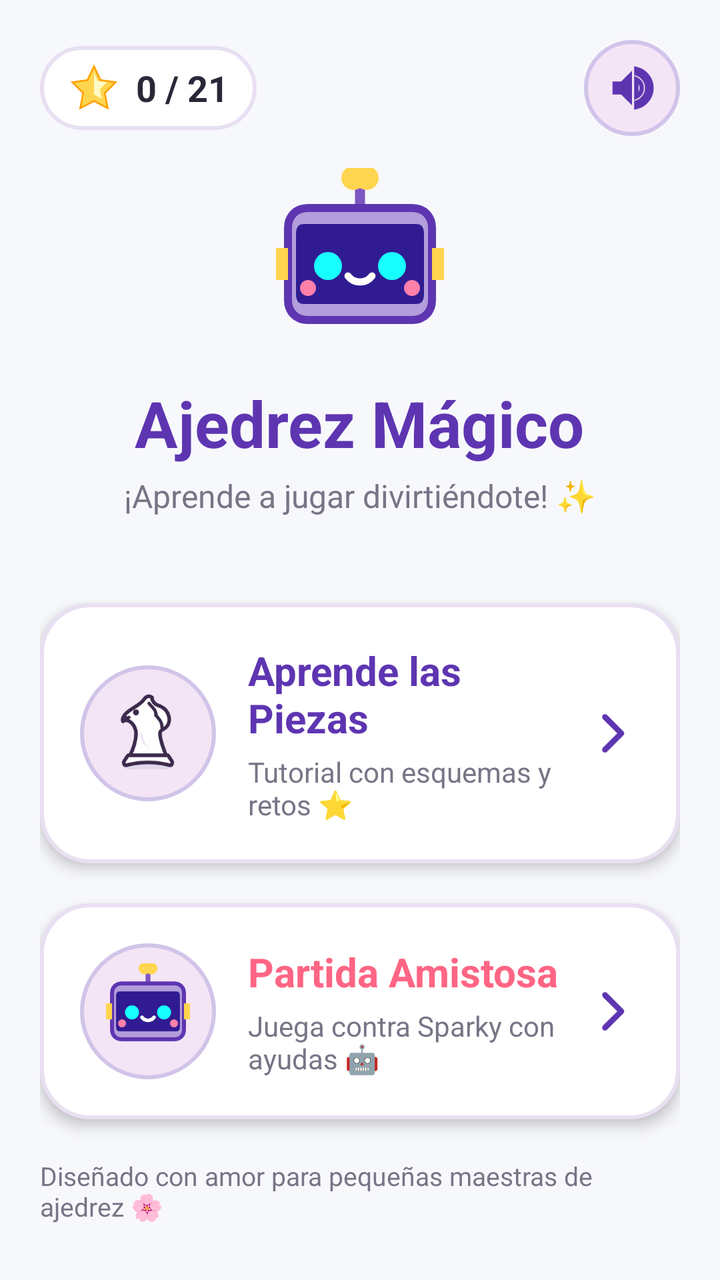
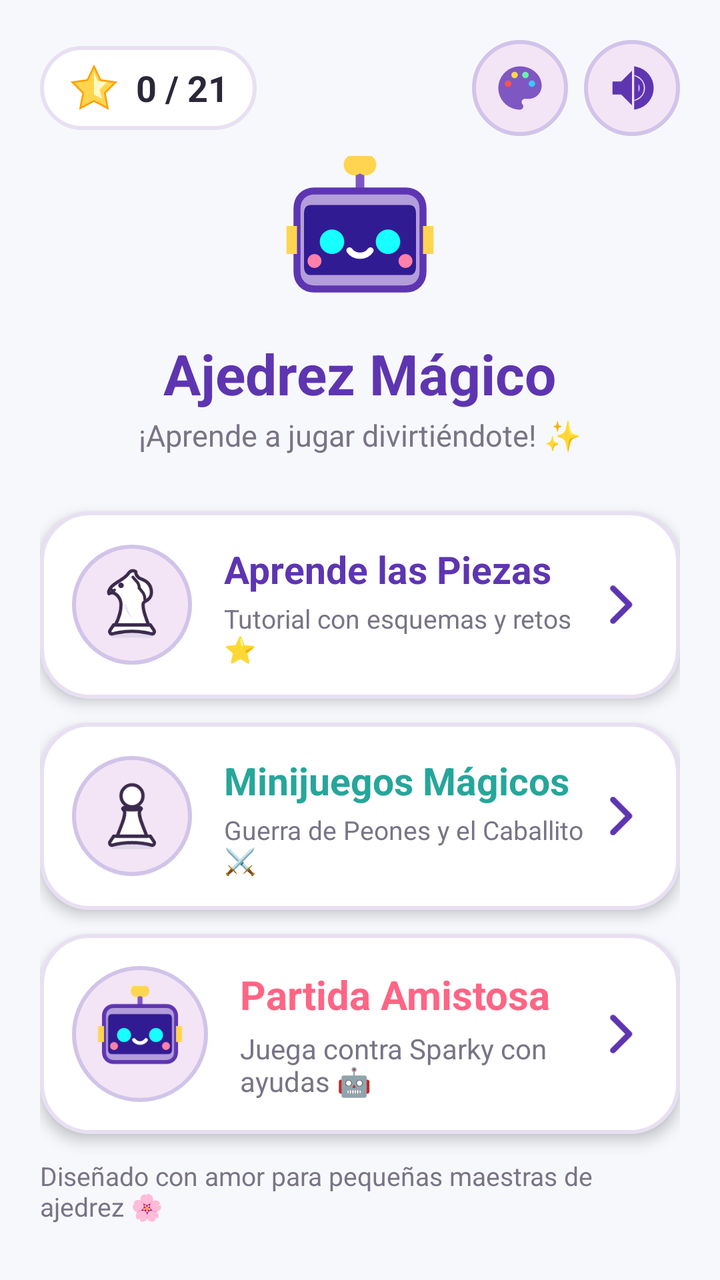

Screens rendered from an Android XML layout before and after an edit, with the pre-edit source and the edit as a unified diff.
<!-- AndroidManifest.xml: application theme Theme.AjedrezInfantil -->
<!-- res/layout/layout_main_menu.xml -->
<?xml version="1.0" encoding="utf-8"?>
<LinearLayout xmlns:android="http://schemas.android.com/apk/res/android"
    android:layout_width="match_parent"
    android:layout_height="match_parent"
    android:orientation="vertical"
    android:background="@color/bg_light"
    android:gravity="center_horizontal"
    android:padding="20dp">

    
    <LinearLayout
        android:layout_width="match_parent"
        android:layout_height="wrap_content"
        android:orientation="horizontal"
        android:gravity="center_vertical">

        
        <LinearLayout
            android:layout_width="wrap_content"
            android:layout_height="wrap_content"
            android:orientation="horizontal"
            android:gravity="center_vertical"
            android:background="@drawable/bg_card_rounded"
            android:paddingHorizontal="14dp"
            android:paddingVertical="8dp">

            <ImageView
                android:layout_width="26dp"
                android:layout_height="26dp"
                android:src="@drawable/ic_star_gold"
                android:contentDescription="Estrellas" />

            <TextView
                android:id="@+id/tvTotalStars"
                android:layout_width="wrap_content"
                android:layout_height="wrap_content"
                android:layout_marginStart="8dp"
                android:text="0 / 21"
                android:textColor="@color/text_dark"
                android:textSize="18sp"
                android:textStyle="bold" />
        </LinearLayout>

        <View
            android:layout_width="0dp"
            android:layout_height="1dp"
            android:layout_weight="1" />

        
        <ImageView
            android:id="@+id/btnSoundToggle"
            android:layout_width="48dp"
            android:layout_height="48dp"
            android:background="@drawable/bg_button_circle"
            android:src="@drawable/ic_sound_on"
            android:padding="11dp"
            android:contentDescription="Sonido" />
    </LinearLayout>

    
    <LinearLayout
        android:layout_width="match_parent"
        android:layout_height="wrap_content"
        android:orientation="vertical"
        android:gravity="center"
        android:layout_marginTop="16dp"
        android:layout_marginBottom="24dp">

        <ImageView
            android:layout_width="96dp"
            android:layout_height="96dp"
            android:src="@drawable/ic_robot_sparky"
            android:contentDescription="Sparky" />

        <TextView
            android:layout_width="wrap_content"
            android:layout_height="wrap_content"
            android:text="Ajedrez Mágico"
            android:textColor="@color/primary_dark"
            android:textSize="32sp"
            android:textStyle="bold"
            android:layout_marginTop="10dp" />

        <TextView
            android:layout_width="wrap_content"
            android:layout_height="wrap_content"
            android:text="¡Aprende a jugar divirtiéndote! ✨"
            android:textColor="@color/text_muted"
            android:textSize="16sp"
            android:layout_marginTop="4dp" />
    </LinearLayout>

    
    <LinearLayout
        android:layout_width="match_parent"
        android:layout_height="0dp"
        android:layout_weight="1"
        android:orientation="vertical"
        android:gravity="center">

        
        <LinearLayout
            android:id="@+id/btnMenuTutorial"
            android:layout_width="match_parent"
            android:layout_height="wrap_content"
            android:orientation="horizontal"
            android:background="@drawable/bg_card_rounded"
            android:padding="20dp"
            android:gravity="center_vertical"
            android:elevation="4dp"
            android:clickable="true"
            android:focusable="true">

            
            <FrameLayout
                android:layout_width="68dp"
                android:layout_height="68dp"
                android:background="@drawable/bg_button_circle">
                <ImageView
                    android:layout_width="48dp"
                    android:layout_height="48dp"
                    android:layout_gravity="center"
                    android:src="@drawable/piece_knight_white"
                    android:contentDescription="Aprender" />
            </FrameLayout>

            <LinearLayout
                android:layout_width="0dp"
                android:layout_height="wrap_content"
                android:layout_weight="1"
                android:orientation="vertical"
                android:layout_marginStart="16dp">

                <TextView
                    android:layout_width="wrap_content"
                    android:layout_height="wrap_content"
                    android:text="Aprende las Piezas"
                    android:textColor="@color/primary_dark"
                    android:textSize="20sp"
                    android:textStyle="bold" />

                <TextView
                    android:layout_width="wrap_content"
                    android:layout_height="wrap_content"
                    android:text="Tutorial con esquemas y retos ⭐"
                    android:textColor="@color/text_muted"
                    android:textSize="14sp"
                    android:layout_marginTop="4dp" />
            </LinearLayout>

            <ImageView
                android:layout_width="28dp"
                android:layout_height="28dp"
                android:src="@drawable/ic_arrow_forward"
                android:contentDescription="Ir" />
        </LinearLayout>

        
        <LinearLayout
            android:id="@+id/btnMenuPlay"
            android:layout_width="match_parent"
            android:layout_height="wrap_content"
            android:orientation="horizontal"
            android:background="@drawable/bg_card_rounded"
            android:padding="20dp"
            android:gravity="center_vertical"
            android:elevation="4dp"
            android:layout_marginTop="20dp"
            android:clickable="true"
            android:focusable="true">

            
            <FrameLayout
                android:layout_width="68dp"
                android:layout_height="68dp"
                android:background="@drawable/bg_button_circle">
                <ImageView
                    android:layout_width="48dp"
                    android:layout_height="48dp"
                    android:layout_gravity="center"
                    android:src="@drawable/ic_robot_sparky"
                    android:contentDescription="Jugar" />
            </FrameLayout>

            <LinearLayout
                android:layout_width="0dp"
                android:layout_height="wrap_content"
                android:layout_weight="1"
                android:orientation="vertical"
                android:layout_marginStart="16dp">

                <TextView
                    android:layout_width="wrap_content"
                    android:layout_height="wrap_content"
                    android:text="Partida Amistosa"
                    android:textColor="@color/accent_pink"
                    android:textSize="20sp"
                    android:textStyle="bold" />

                <TextView
                    android:layout_width="wrap_content"
                    android:layout_height="wrap_content"
                    android:text="Juega contra Sparky con ayudas 🤖"
                    android:textColor="@color/text_muted"
                    android:textSize="14sp"
                    android:layout_marginTop="4dp" />
            </LinearLayout>

            <ImageView
                android:layout_width="28dp"
                android:layout_height="28dp"
                android:src="@drawable/ic_arrow_forward"
                android:contentDescription="Ir" />
        </LinearLayout>

    </LinearLayout>

    
    <TextView
        android:layout_width="wrap_content"
        android:layout_height="wrap_content"
        android:text="Diseñado con amor para pequeñas maestras de ajedrez 🌸"
        android:textColor="@color/text_muted"
        android:textSize="13sp"
        android:layout_marginBottom="8dp" />

</LinearLayout>
<!-- resources referenced by this layout -->
<resources>
  <color name="accent_pink">#FF6584</color>
  <color name="bg_light">#F7F8FC</color>
  <color name="primary_dark">#5E35B1</color>
  <color name="text_dark">#2C2738</color>
  <color name="text_muted">#797486</color>
  <!-- drawable bg_button_circle (drawable) -->
  <?xml version="1.0" encoding="utf-8"?>
  <ripple xmlns:android="http://schemas.android.com/apk/res/android"
      android:color="#307E57C2">
      <item>
          <shape android:shape="oval">
              <solid android:color="#F3E5F5" />
              <stroke android:width="2dp" android:color="#D1C4E9" />
          </shape>
      </item>
  </ripple>
  <!-- drawable bg_card_rounded (drawable) -->
  <?xml version="1.0" encoding="utf-8"?>
  <shape xmlns:android="http://schemas.android.com/apk/res/android"
      android:shape="rectangle">
      <corners android:radius="24dp" />
      <solid android:color="#FFFFFF" />
      <stroke android:width="2dp" android:color="#E8E0F2" />
  </shape>
  <!-- drawable ic_arrow_forward (drawable) -->
  <vector xmlns:android="http://schemas.android.com/apk/res/android"
      android:width="28dp"
      android:height="28dp"
      android:viewportWidth="24"
      android:viewportHeight="24">
    <path
        android:fillColor="#00000000"
        android:strokeColor="#5E35B1"
        android:strokeWidth="2.5"
        android:strokeLineCap="round"
        android:strokeLineJoin="round"
        android:pathData="M9,5 L16,12 L9,19" />
  </vector>
  <!-- drawable ic_sound_on (drawable) -->
  <vector xmlns:android="http://schemas.android.com/apk/res/android"
      android:width="28dp"
      android:height="28dp"
      android:viewportWidth="24"
      android:viewportHeight="24">
    <path
        android:fillColor="#5E35B1"
        android:pathData="M3,9 L3,15 L7,15 L12,20 L12,4 L7,9 Z" />
    <path
        android:fillColor="#00000000"
        android:strokeColor="#5E35B1"
        android:strokeWidth="2"
        android:strokeLineCap="round"
        android:pathData="M16.5,12 C16.5,10.23 15.48,8.71 14,7.97 L14,16.02 C15.48,15.29 16.5,13.77 16.5,12 Z" />
    <path
        android:fillColor="#00000000"
        android:strokeColor="#5E35B1"
        android:strokeWidth="2"
        android:strokeLineCap="round"
        android:pathData="M14,3.23 L14,5.29 C16.89,6.15 19,8.83 19,12 C19,15.17 16.89,17.85 14,18.71 L14,20.77 C18.01,19.86 21,16.28 21,12 C21,7.72 18.01,4.14 14,3.23 Z" />
  </vector>
  <!-- drawable ic_star_gold (drawable) -->
  <vector xmlns:android="http://schemas.android.com/apk/res/android"
      android:width="36dp"
      android:height="36dp"
      android:viewportWidth="36"
      android:viewportHeight="36">
    
    <path
        android:fillColor="#FFD54F"
        android:strokeColor="#FFA000"
        android:strokeWidth="1.2"
        android:pathData="M18,3 L22.5,12.5 L33,14 L25.5,21.5 L27.5,32 L18,27 L8.5,32 L10.5,21.5 L3,14 L13.5,12.5 Z" />
    <path
        android:fillColor="#FFF9C4"
        android:pathData="M18,7 L20.5,13 L27,14 L22,19 L23.5,25.5 L18,22.5 Z" />
  </vector>
  <style name="Theme.AjedrezInfantil" parent="Theme.Material3.DayNight.NoActionBar">
          <item name="colorPrimary">@color/primary</item>
          <item name="colorPrimaryVariant">@color/primary_dark</item>
          <item name="colorSecondary">@color/accent_pink</item>
          <item name="android:statusBarColor">@color/primary</item>
          <item name="android:navigationBarColor">@color/bg_light</item>
          <item name="android:windowLightNavigationBar" tools:targetApi="o_mr1">true</item>
      </style>
  <color name="primary">#7E57C2</color>
</resources>

<!-- the commit's change to res/layout/layout_main_menu.xml (unified diff, before → after) -->
@@ -45,6 +45,17 @@
             android:layout_width="0dp"
             android:layout_height="1dp"
             android:layout_weight="1" />
+
+        
+        <ImageView
+            android:id="@+id/btnThemeToggle"
+            android:layout_width="48dp"
+            android:layout_height="48dp"
+            android:background="@drawable/bg_button_circle"
+            android:src="@drawable/ic_theme_palette"
+            android:padding="11dp"
+            android:layout_marginEnd="8dp"
+            android:contentDescription="Temas" />
 
         
         <ImageView
@@ -63,12 +74,12 @@
         android:layout_height="wrap_content"
         android:orientation="vertical"
         android:gravity="center"
-        android:layout_marginTop="16dp"
-        android:layout_marginBottom="24dp">
+        android:layout_marginTop="10dp"
+        android:layout_marginBottom="16dp">
 
         <ImageView
-            android:layout_width="96dp"
-            android:layout_height="96dp"
+            android:layout_width="84dp"
+            android:layout_height="84dp"
             android:src="@drawable/ic_robot_sparky"
             android:contentDescription="Sparky" />
 
@@ -77,17 +88,17 @@
             android:layout_height="wrap_content"
             android:text="Ajedrez Mágico"
             android:textColor="@color/primary_dark"
-            android:textSize="32sp"
+            android:textSize="28sp"
             android:textStyle="bold"
-            android:layout_marginTop="10dp" />
+            android:layout_marginTop="6dp" />
 
         <TextView
             android:layout_width="wrap_content"
             android:layout_height="wrap_content"
             android:text="¡Aprende a jugar divirtiéndote! ✨"
             android:textColor="@color/text_muted"
-            android:textSize="16sp"
-            android:layout_marginTop="4dp" />
+            android:textSize="15sp"
+            android:layout_marginTop="2dp" />
     </LinearLayout>
 
     
@@ -105,7 +116,7 @@
             android:layout_height="wrap_content"
             android:orientation="horizontal"
             android:background="@drawable/bg_card_rounded"
-            android:padding="20dp"
+            android:padding="16dp"
             android:gravity="center_vertical"
             android:elevation="4dp"
             android:clickable="true"
@@ -113,12 +124,12 @@
 
             
             <FrameLayout
-                android:layout_width="68dp"
-                android:layout_height="68dp"
+                android:layout_width="60dp"
+                android:layout_height="60dp"
                 android:background="@drawable/bg_button_circle">
                 <ImageView
-                    android:layout_width="48dp"
-                    android:layout_height="48dp"
+                    android:layout_width="44dp"
+                    android:layout_height="44dp"
                     android:layout_gravity="center"
                     android:src="@drawable/piece_knight_white"
                     android:contentDescription="Aprender" />
@@ -136,7 +147,7 @@
                     android:layout_height="wrap_content"
                     android:text="Aprende las Piezas"
                     android:textColor="@color/primary_dark"
-                    android:textSize="20sp"
+                    android:textSize="19sp"
                     android:textStyle="bold" />
 
                 <TextView
@@ -144,8 +155,8 @@
                     android:layout_height="wrap_content"
                     android:text="Tutorial con esquemas y retos ⭐"
                     android:textColor="@color/text_muted"
-                    android:textSize="14sp"
-                    android:layout_marginTop="4dp" />
+                    android:textSize="13sp"
+                    android:layout_marginTop="3dp" />
             </LinearLayout>
 
             <ImageView
@@ -157,15 +168,72 @@
 
         
         <LinearLayout
+            android:id="@+id/btnMenuMinigames"
+            android:layout_width="match_parent"
+            android:layout_height="wrap_content"
+            android:orientation="horizontal"
+            android:background="@drawable/bg_card_rounded"
+            android:padding="16dp"
+            android:gravity="center_vertical"
+            android:elevation="4dp"
+            android:layout_marginTop="12dp"
+            android:clickable="true"
+            android:focusable="true">
+
+            <FrameLayout
+                android:layout_width="60dp"
+                android:layout_height="60dp"
+                android:background="@drawable/bg_button_circle">
+                <ImageView
+                    android:layout_width="44dp"
+                    android:layout_height="44dp"
+                    android:layout_gravity="center"
+                    android:src="@drawable/piece_pawn_white"
+                    android:contentDescription="Minijuegos" />
+            </FrameLayout>
+
+            <LinearLayout
+                android:layout_width="0dp"
+                android:layout_height="wrap_content"
+                android:layout_weight="1"
+                android:orientation="vertical"
+                android:layout_marginStart="16dp">
+
+                <TextView
+                    android:layout_width="wrap_content"
+                    android:layout_height="wrap_content"
+                    android:text="Minijuegos Mágicos"
+                    android:textColor="@color/accent_mint"
+                    android:textSize="19sp"
+                    android:textStyle="bold" />
+
+                <TextView
+                    android:layout_width="wrap_content"
+                    android:layout_height="wrap_content"
+                    android:text="Guerra de Peones y el Caballito ⚔️"
+                    android:textColor="@color/text_muted"
+                    android:textSize="13sp"
+                    android:layout_marginTop="3dp" />
+            </LinearLayout>
+
+            <ImageView
+                android:layout_width="28dp"
+                android:layout_height="28dp"
+                android:src="@drawable/ic_arrow_forward"
+                android:contentDescription="Ir" />
+        </LinearLayout>
+
+        
+        <LinearLayout
             android:id="@+id/btnMenuPlay"
             android:layout_width="match_parent"
             android:layout_height="wrap_content"
             android:orientation="horizontal"
             android:background="@drawable/bg_card_rounded"
-            android:padding="20dp"
+            android:padding="16dp"
             android:gravity="center_vertical"
             android:elevation="4dp"
-            android:layout_marginTop="20dp"
+            android:layout_marginTop="12dp"
             android:clickable="true"
             android:focusable="true">
 
<!-- resource entries referenced after the edit -->
@@ -1,5 +1,6 @@
 <!-- resources referenced by this layout -->
 <resources>
+  <color name="accent_mint">#26A69A</color>
   <color name="accent_pink">#FF6584</color>
   <color name="bg_light">#F7F8FC</color>
   <color name="primary_dark">#5E35B1</color>
